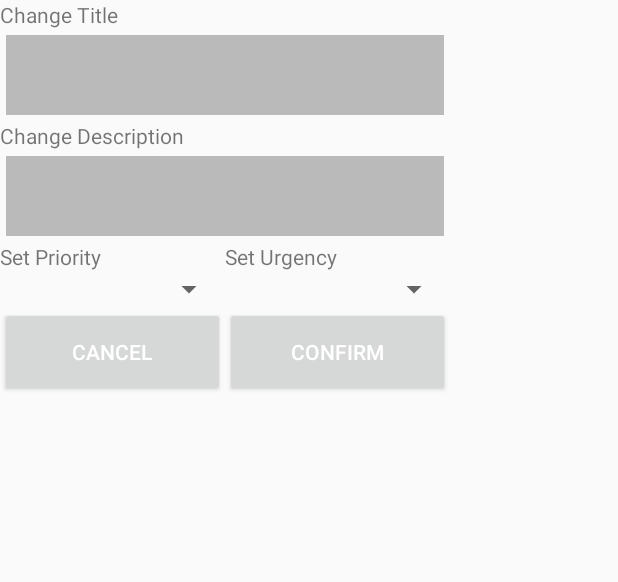
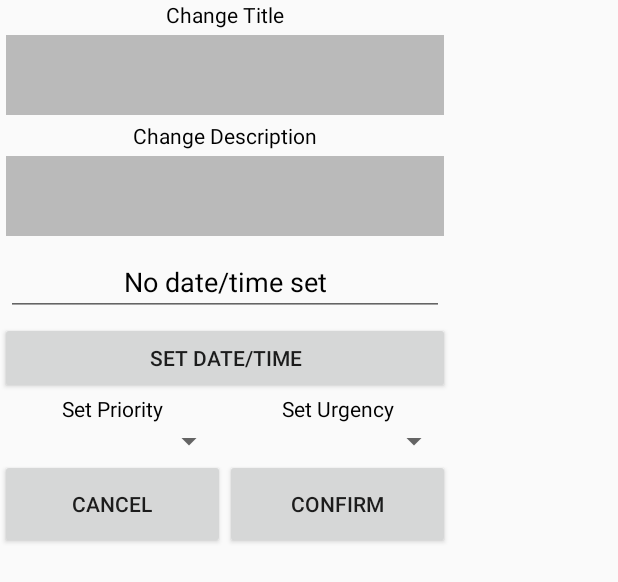
Before and after one commit to lalessio/321do, an Android app: the layout dialog_edit_note.xml on its own in the app's theme, with its tools: preview values and no code run, on a phone screen of 412 x 824 dp. Shown: the top 582 px of the screen. Run offline under Robolectric (Android 15) with nearby library versions, the phone set to English and light mode, and no system bars.

Commit message:
first version modify date
not fully working, in the edit menu the date shown still have a lot of
problems

```diff
--- a/321do/app/src/main/res/layout/dialog_edit_note.xml
+++ b/321do/app/src/main/res/layout/dialog_edit_note.xml
@@ -6,10 +6,8 @@
 <!-- TODO progettare gui modifica nota-->
     <TextView
         android:text="Change Title"
-        android:layout_width="match_parent"
-        android:layout_height="wrap_content"
-
-        android:id="@+id/textView1" />
+        android:id="@+id/textView1"
+        style="@style/genericTextView" />
 
     <EditText
         android:id="@+id/editText_title"
@@ -22,9 +20,8 @@
 
     <TextView
         android:text="Change Description"
-        android:layout_width="match_parent"
-        android:layout_height="wrap_content"
-        android:id="@+id/textView2" />
+        android:id="@+id/textView2"
+        style="@style/genericTextView" />
 
     <EditText
         android:layout_width="fill_parent"
@@ -46,12 +43,41 @@
             android:layout_height="match_parent"
             android:layout_weight="1">
 
+            <EditText
+                android:layout_width="fill_parent"
+                android:layout_height="wrap_content"
+                android:layout_margin="4dp"
+                android:text="No date/time set"
+                android:gravity="center"
+                android:textColor="@color/black"
+                android:id="@+id/editText_date" />
+
+            <Button
+                android:text="Set Date/Time"
+                android:layout_width="match_parent"
+                android:layout_height="wrap_content"
+                android:id="@+id/button_date" />
+
+        </LinearLayout>
+
+    </LinearLayout>
+
+    <LinearLayout
+        android:orientation="horizontal"
+        android:layout_width="match_parent"
+        android:layout_height="wrap_content">
+
+        <LinearLayout
+            android:orientation="vertical"
+            android:layout_width="match_parent"
+            android:layout_height="match_parent"
+            android:layout_weight="1">
+
             <TextView
                 android:text="Set Priority"
-                android:layout_width="match_parent"
-                android:layout_height="wrap_content"
                 android:id="@+id/textView3"
-                android:layout_weight="1" />
+                android:layout_weight="1"
+                style="@style/genericTextView" />
 
             <Spinner
                 android:layout_width="match_parent"
@@ -69,10 +95,9 @@
 
             <TextView
                 android:text="Set Urgency"
-                android:layout_width="match_parent"
-                android:layout_height="wrap_content"
                 android:id="@+id/textView4"
-                android:layout_weight="1" />
+                android:layout_weight="1"
+                style="@style/genericTextView" />
 
             <Spinner
                 android:layout_width="match_parent"
@@ -94,7 +119,6 @@
             android:layout_height="60dp"
             android:layout_weight="50"
             android:text="Cancel"
-            android:textColor="@color/white"
             android:id="@+id/button_cancel"/>
 
         <Button
@@ -102,7 +126,6 @@
             android:layout_height="60dp"
             android:layout_weight="50"
             android:text="Confirm"
-            android:textColor="@color/white"
             android:id="@+id/button_confirm" />
 
     </LinearLayout>
--- a/321do/app/src/main/res/values/styles.xml
+++ b/321do/app/src/main/res/values/styles.xml
@@ -8,4 +8,11 @@
         <item name="colorAccent">@color/colorAccent</item>
     </style>
 
+    <style name="genericTextView">
+        <item name="android:layout_width">match_parent</item>
+        <item name="android:layout_height">wrap_content</item>
+        <item name="android:textColor">@color/black</item>
+        <item name="android:gravity">center</item>
+    </style>
+
 </resources>
```
Also changed, not shown: 321do/app/src/main/java/com/alessio/luca/a321do/Note.java (+8 -9 lines), 321do/app/src/main/java/com/alessio/luca/a321do/NoteActivity.java (+48 -12 lines), 321do/app/src/main/java/com/alessio/luca/a321do/NoteDBAdapter.java (+5 -9 lines).
